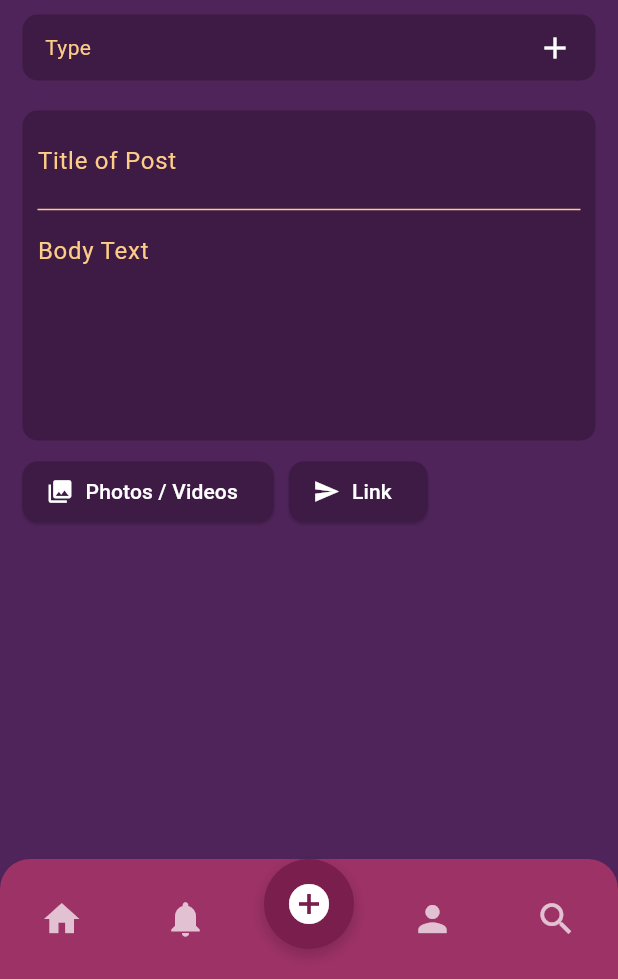
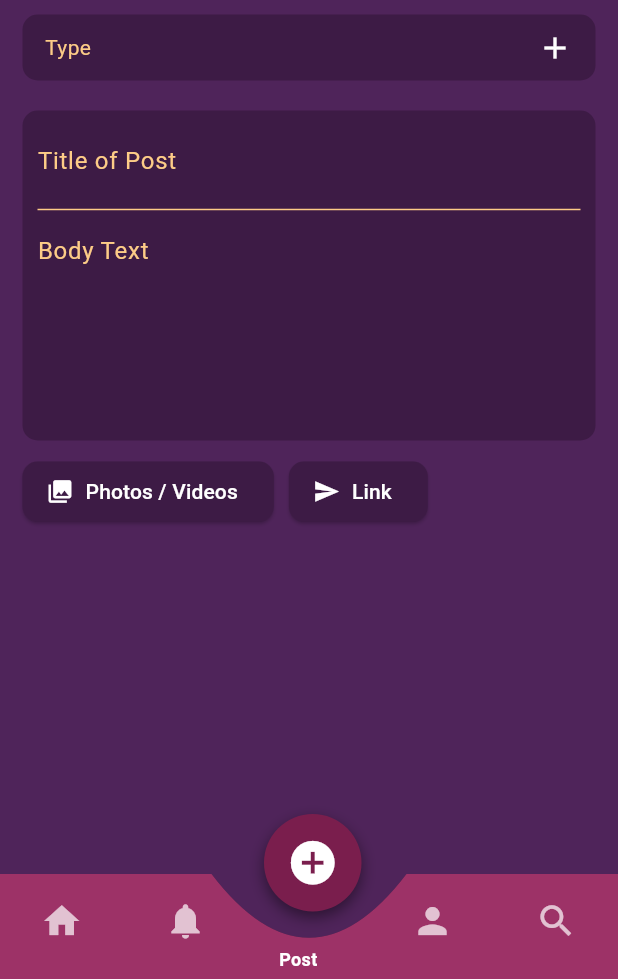
Before and after one commit to dojosgithub/the-minaret, a Flutter app: the screen it shows after launch, item 3 of the bottom bar chosen, on a phone screen of 412 x 824 dp, the part 257-1236 px from its top. Run offline on Flutter 3.47's test engine with Material 3 defaults, Android fonts, the phone set to English and light mode, and no system bars.

Commit message:
Fix linter issues and modify floating icons in navbar

```diff
--- a/lib/main.dart
+++ b/lib/main.dart
@@ -31,10 +31,10 @@ class MainScreen extends StatefulWidget {
   const MainScreen({super.key});
 
   @override
-  _MainScreenState createState() => _MainScreenState();
+  MainScreenState createState() => MainScreenState();
 }
 
-class _MainScreenState extends State<MainScreen> {
+class MainScreenState extends State<MainScreen> {
   int _currentIndex = 0; // Track the selected index
 
   // List of screens corresponding to each navigation bar item
@@ -55,11 +55,11 @@ class _MainScreenState extends State<MainScreen> {
       appBar: TopBar(
         onMenuPressed: () {
           // Add menu functionality here
-          print('Menu button pressed');
+          debugPrint('Menu button pressed');
         },
         onProfilePressed: () {
           // Add profile functionality here
-          print('Profile picture pressed');
+          debugPrint('Profile picture pressed');
         },
         profileImage: 'assets/profile_picture.png', // Path to your profile picture
       ),
--- a/lib/screens/search_screen.dart
+++ b/lib/screens/search_screen.dart
@@ -1,5 +1,4 @@
 import 'package:flutter/material.dart';
-import 'home_screen.dart'; // Ensure this is the correct import for your home screen.
 
 class SearchScreen extends StatefulWidget {
   const SearchScreen({super.key});
@@ -17,7 +16,7 @@ class _SearchPageState extends State<SearchScreen> {
         backgroundColor: const Color(0xFF4F245A),
         leading: IconButton(
           icon: const Icon(Icons.arrow_back, color: Color(0xFFFDCC87)),
-          onPressed: () => Navigator.pop(context),
+          onPressed: () => debugPrint("back pressed"),//back button issues
         ),
         title: Padding(
           padding: const EdgeInsets.only(top: 8.0),
--- a/lib/screens/user_screen.dart
+++ b/lib/screens/user_screen.dart
@@ -24,6 +24,25 @@ class _UserProfileScreenState extends State<UserScreen> {
               Row(
                 crossAxisAlignment: CrossAxisAlignment.center,
                 children: [
+                  GestureDetector(
+                    onTap: () {
+                      Navigator.push(
+                        context,
+                        MaterialPageRoute(builder: (context) => const EditProfileScreen()),
+                      );
+                    },
+                    child: Container(
+                      decoration: BoxDecoration(
+                        shape: BoxShape.circle,
+                        border: Border.all(color: const Color(0xFFFDCC87), width: 2),
+                      ),
+                      child: const CircleAvatar(
+                        radius: 40,
+                        backgroundImage: AssetImage('assets/profile_picture.png'),
+                      ),
+                    ),
+                  ),
+                  const SizedBox(width: 15),
                   Expanded(
                     child: Column(
                       crossAxisAlignment: CrossAxisAlignment.start,
@@ -39,42 +58,23 @@ class _UserProfileScreenState extends State<UserScreen> {
                         const SizedBox(height: 10),
                         Row(
                           children: [
-                            Text('150 ', style: TextStyle(color: const Color(0xFFFDCC87), fontSize: 18, fontWeight: FontWeight.bold)),
-                            const Text('Followers', style: TextStyle(color: Colors.grey, fontSize: 16)),
+                            Text('150 ', style: TextStyle(color: const Color(0xFFFDCC87), fontSize: 16, fontWeight: FontWeight.bold)),
+                            const Text('Followers', style: TextStyle(color: Colors.grey, fontSize: 14)),
                             const SizedBox(width: 15),
-                            Text('200 ', style: TextStyle(color: const Color(0xFFFDCC87), fontSize: 18, fontWeight: FontWeight.bold)),
-                            const Text('Following', style: TextStyle(color: Colors.grey, fontSize: 16)),
+                            Text('200 ', style: TextStyle(color: const Color(0xFFFDCC87), fontSize: 16, fontWeight: FontWeight.bold)),
+                            const Text('Following', style: TextStyle(color: Colors.grey, fontSize: 14)),
                           ],
-                        ),
-                        const SizedBox(height: 10),
-                        const Text(
-                          'This is the user bio where the user describes themselves. I am testing the wrapping property beacuse it was long and it had issues and i guess it is okay?.',
-                          style: TextStyle(color: Colors.white, fontSize: 14),
-                          softWrap: true,
                         ),
                       ],
                     ),
                   ),
-                  const Spacer(),
-                  GestureDetector(
-                    onTap: () {
-                      Navigator.push(
-                        context,
-                        MaterialPageRoute(builder: (context) => const EditProfileScreen()),
-                      );
-                    },
-                    child: Container(
-                      decoration: BoxDecoration(
-                        shape: BoxShape.circle,
-                        border: Border.all(color: const Color(0xFFFDCC87), width: 2),
-                      ),
-                      child: const CircleAvatar(
-                        radius: 50,
-                        backgroundImage: AssetImage('assets/profile_picture.png'),
-                      ),
-                    ),
-                  ),
                 ],
+              ),
+              const SizedBox(height: 10),
+              const Text(
+                'This is the user bio where the user describes themselves. I am testing the wrapping property because it was long and it had issues and I guess it is okay?.',
+                style: TextStyle(color: Colors.white, fontSize: 14),
+                softWrap: true,
               ),
               const SizedBox(height: 20),
               Row(
--- a/lib/widgets/bottom_nav_bar.dart
+++ b/lib/widgets/bottom_nav_bar.dart
@@ -12,16 +12,21 @@ class BottomNavBar extends StatelessWidget {
 
   @override
   Widget build(BuildContext context) {
+    double screenWidth = MediaQuery.of(context).size.width;
+    double itemWidth = screenWidth / 5;
+    double indentHeight = 85; // Keep indent as is
+    double navBarHeight = 70; // Keep navbar height as is
+
     return Stack(
-      clipBehavior: Clip.none, // Allow icons to protrude
+      clipBehavior: Clip.none,
       children: [
-        ClipRRect(
-          borderRadius: const BorderRadius.vertical(top: Radius.circular(20)),
+        ClipPath(
+          clipper: BottomNavClipper(currentIndex, itemWidth, indentHeight),
           child: Container(
-            height: 80,
-            decoration: BoxDecoration(
-              color: const Color(0xFF9D3267),
-              boxShadow: const [
+            height: navBarHeight,
+            decoration: const BoxDecoration(
+              color: Color(0xFF9D3267),
+              boxShadow: [
                 BoxShadow(
                   color: Colors.black26,
                   spreadRadius: 2,
@@ -34,32 +39,30 @@ class BottomNavBar extends StatelessWidget {
               currentIndex: currentIndex,
               onTap: onTap,
               backgroundColor: Colors.transparent,
-              selectedItemColor: Colors.transparent, // Hide default selected icon
+              selectedItemColor: Colors.white,
               unselectedItemColor: Colors.white70,
               elevation: 0,
               type: BottomNavigationBarType.fixed,
               showSelectedLabels: false,
               showUnselectedLabels: false,
               iconSize: 28,
-              selectedFontSize: 0,
-              unselectedFontSize: 0,
-              items: List.generate(5, (index) => _buildNavItem(index)),
+              items: List.generate(5, (index) => _buildNavItem(index, currentIndex)),
             ),
           ),
         ),
-        if (currentIndex >= 0)
+        // Floating Selected Icon (Properly Spaced)
         Positioned(
-            bottom: 20, // Indent effect
-            left: (MediaQuery.of(context).size.width / 5) * currentIndex + (MediaQuery.of(context).size.width / 10) - 30,
+          bottom: 45, // Keep icon lowered
+          left: (itemWidth * currentIndex) + (itemWidth / 2) - 30,
           child: Container(
-              width: 60,
-              height: 60,
+            width: 65,
+            height: 65,
             decoration: BoxDecoration(
               color: const Color(0xFF7A1E4D),
               shape: BoxShape.circle,
               boxShadow: [
                 BoxShadow(
-                    color: Colors.black.withOpacity(0.2),
+                  color: Colors.black45,
                   blurRadius: 8,
                   offset: const Offset(0, 4),
                 ),
@@ -68,7 +71,20 @@ class BottomNavBar extends StatelessWidget {
             child: Icon(
               _getIcon(currentIndex),
               color: Colors.white,
-                size: 32,
+              size: 35,
+            ),
+          ),
+        ),
+        // Selected Label at the Bottom
+        Positioned(
+          bottom: 5, // Push label to the far bottom
+          left: (itemWidth * currentIndex) + (itemWidth / 2) - 20,
+          child: Text(
+            _getLabel(currentIndex),
+            style: const TextStyle(
+              color: Colors.white,
+              fontSize: 12,
+              fontWeight: FontWeight.w600,
             ),
           ),
         ),
@@ -76,23 +92,72 @@ class BottomNavBar extends StatelessWidget {
     );
   }
 
-  BottomNavigationBarItem _buildNavItem(int index) {
+  BottomNavigationBarItem _buildNavItem(int index, int selectedIndex) {
     return BottomNavigationBarItem(
-      icon: Icon(
-        _getIcon(index),
-      ),
-      label: '',
+      icon: index == selectedIndex ? const SizedBox.shrink() : Icon(_getIcon(index)),
+      label: '', // Hide all labels inside BottomNavigationBar
     );
   }
 
   IconData _getIcon(int index) {
     switch (index) {
-      case 0: return Icons.home;
-      case 1: return Icons.notifications;
-      case 2: return Icons.add_circle;
-      case 3: return Icons.person;
-      case 4: return Icons.search;
-      default: return Icons.error;
+      case 0:
+        return Icons.home;
+      case 1:
+        return Icons.notifications;
+      case 2:
+        return Icons.add_circle;
+      case 3:
+        return Icons.person;
+      case 4:
+        return Icons.search;
+      default:
+        return Icons.error;
+    }
+  }
+
+  String _getLabel(int index) {
+    switch (index) {
+      case 0:
+        return 'Home';
+      case 1:
+        return 'Notifications';
+      case 2:
+        return 'Post';
+      case 3:
+        return 'Profile';
+      case 4:
+        return 'Search';
+      default:
+        return '';
     }
   }
 }
+
+// Custom Clipper for Indent (No Changes)
+class BottomNavClipper extends CustomClipper<Path> {
+  final int selectedIndex;
+  final double itemWidth;
+  final double indentHeight;
+
+  BottomNavClipper(this.selectedIndex, this.itemWidth, this.indentHeight);
+
+  @override
+  Path getClip(Size size) {
+    Path path = Path();
+    double indentCenter = (selectedIndex * itemWidth) + (itemWidth / 2);
+    double indentWidth = 65; // Keep indent width as is
+
+    path.lineTo(indentCenter - indentWidth, 0);
+    path.quadraticBezierTo(indentCenter, indentHeight, indentCenter + indentWidth, 0);
+    path.lineTo(size.width, 0);
+    path.lineTo(size.width, size.height);
+    path.lineTo(0, size.height);
+    path.close();
+
+    return path;
+  }
+
+  @override
+  bool shouldReclip(CustomClipper<Path> oldClipper) => true;
+}
--- a/lib/widgets/notification.dart
+++ b/lib/widgets/notification.dart
@@ -24,7 +24,7 @@ class NotificationWidget extends StatelessWidget {
         borderRadius: BorderRadius.circular(15),
         boxShadow: [
           BoxShadow(
-            color: Colors.black.withOpacity(0.1),
+            color: Colors.black.withAlpha(52),
             blurRadius: 8,
             offset: const Offset(0, 4),
           ),
--- a/lib/widgets/post.dart
+++ b/lib/widgets/post.dart
@@ -24,7 +24,7 @@ class Post extends StatelessWidget {
         borderRadius: BorderRadius.circular(15),
         boxShadow: [
           BoxShadow(
-            color: Colors.black.withOpacity(0.1),
+            color: Colors.black.withAlpha(52),
             blurRadius: 8,
             offset: const Offset(0, 4),
           ),
--- a/pubspec.yaml
+++ b/pubspec.yaml
@@ -36,6 +36,7 @@ dependencies:
   cupertino_icons: ^1.0.8
 
 dev_dependencies:
+
   flutter_test:
     sdk: flutter
 
```
Lines whose indentation alone changed are shown as unchanged.
